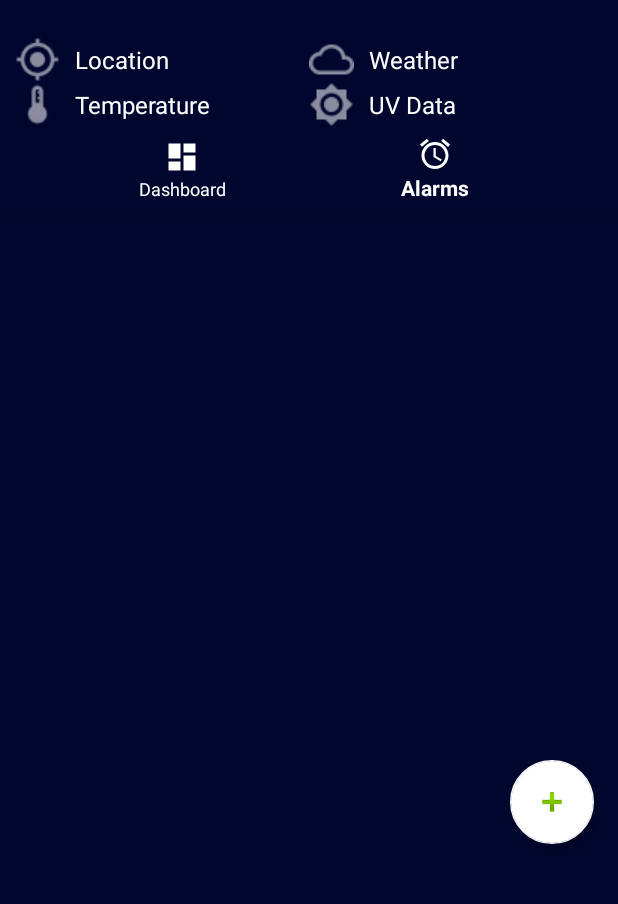
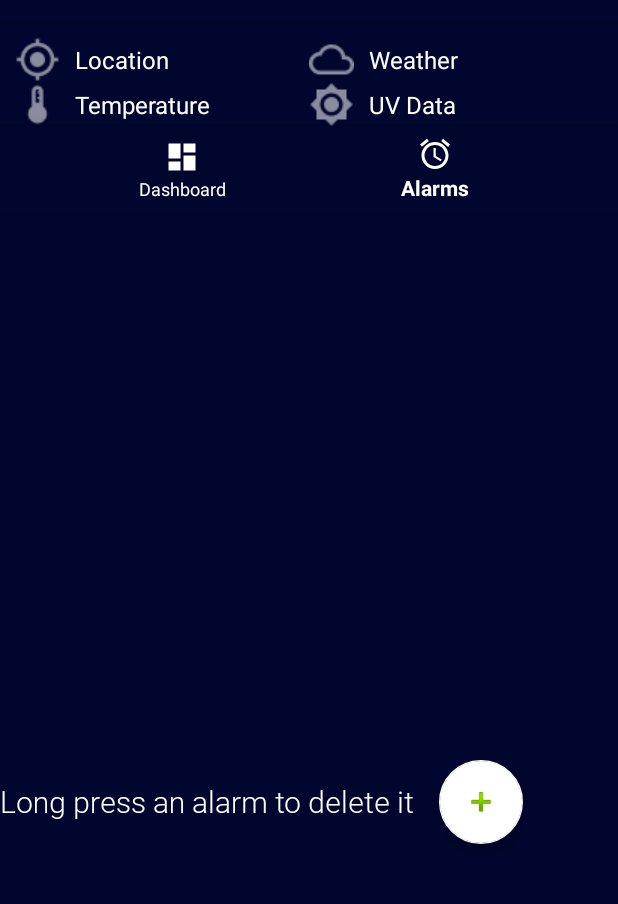
Before and after one commit to heitorado/Rainmember, an Android app: the screen it shows after launch (MainActivity), item 2 of the bottom bar chosen, on a phone screen of 412 x 824 dp, the part 62-966 px from its top. Run offline under Robolectric (Android 15) with nearby library versions, the phone set to English and light mode, and no system bars; libraries missing offline, so code that uses them is left out: org.jetbrains.anko; pictures from the network do not load; 6 statements that could not run were skipped.

Commit message:
Add delete alarm on long press feature

```diff
--- a/Rainmember/app/src/main/java/br/ufpe/cin/android/rainmember/alarm/AlarmAdapter.kt
+++ b/Rainmember/app/src/main/java/br/ufpe/cin/android/rainmember/alarm/AlarmAdapter.kt
@@ -13,8 +13,9 @@ import br.ufpe.cin.android.rainmember.br.ufpe.cin.android.rainmember.data.Alarm
 import br.ufpe.cin.android.rainmember.br.ufpe.cin.android.rainmember.data.room.AlarmDB
 import kotlinx.android.synthetic.main.item_alarm.view.*
 import org.jetbrains.anko.doAsync
+import org.jetbrains.anko.uiThread
 
-class AlarmAdapter (private val items: List<Alarm>, private val c: Context): RecyclerView.Adapter<AlarmAdapter.ViewHolder>() {
+class AlarmAdapter (private val items: ArrayList<Alarm>, private val c: Context): RecyclerView.Adapter<AlarmAdapter.ViewHolder>() {
 
     companion object {
         const val TAG = "AlarmAdapter"
@@ -35,6 +36,28 @@ class AlarmAdapter (private val items: List<Alarm>, private val c: Context): Rec
         holder.alarm_time?.text = i.alarmTime
         holder.alarm_days?.text = i.alarmDays()
         holder.alarm_toggle.isChecked = i.active
+
+        // Here we set the listener for long-pressing the alarm, removing it from the DB.
+        holder.itemView.alarm_edit.setOnLongClickListener {
+            doAsync {
+                val db = AlarmDB.getDatabase(c.applicationContext)
+
+                val alarmToDelete = db.alarmDAO().getAlarm(i.alarmTime)
+
+                if(alarmToDelete != null) {
+                    db.alarmDAO().destroyAlarm(alarmToDelete)
+                    updateAlarmManager(alarmToDelete)
+                }
+
+                uiThread {
+                    items.removeAt(position)
+                    it.notifyItemRemoved(position)
+                    it.notifyItemRangeChanged(position, itemCount)
+                }
+            }
+
+            true
+        }
 
         // Here we set the alarm as active or inactive, updating in the db.
         holder.itemView.toggle_alarm_on.setOnClickListener {
@@ -58,10 +81,21 @@ class AlarmAdapter (private val items: List<Alarm>, private val c: Context): Rec
                         items[ind].active = switchStatus
                     }
 
+                    updateAlarmManager(updatedAlarm)
+
+                    uiThread {
+                        it.notifyDataSetChanged()
+                    }
+                }
+            }
+        }
+    }
+
+    private fun updateAlarmManager(alarm : Alarm) {
         // Set or cancel the AlarmManager for this alarm
-                    var alarmConfig = AlarmLogic(context = it.context, alarm = updatedAlarm)
-                    val alarmDays = updatedAlarm.weekDaysArray()
-                    if (updatedAlarm.active) {
+        var alarmConfig = AlarmLogic(context = c.applicationContext, alarm = alarm)
+        val alarmDays = alarm.weekDaysArray()
+        if (alarm.active) {
             for( i in 0 until alarmDays.size){
                 alarmConfig.setAlarm(alarmDays[i])
             }
@@ -72,9 +106,6 @@ class AlarmAdapter (private val items: List<Alarm>, private val c: Context): Rec
             }
         }
     }
-            }
-        }
-    }
 
     class ViewHolder (item : View) : RecyclerView.ViewHolder(item) {
         val alarm_time = item.alarm_time_text
--- a/Rainmember/app/src/main/res/layout/fragment_alarms.xml
+++ b/Rainmember/app/src/main/res/layout/fragment_alarms.xml
@@ -14,6 +14,21 @@
 
     </androidx.recyclerview.widget.RecyclerView>
 
+    <LinearLayout
+        android:layout_width="match_parent"
+        android:layout_height="match_parent"
+        android:orientation="horizontal">
+
+        <TextView
+            android:id="@+id/alarm_explanation"
+            android:layout_width="wrap_content"
+            android:layout_height="match_parent"
+            android:gravity="center_vertical"
+            android:text="@string/alarm_explanation_text"
+            android:textColor="#FFFFFF"
+            android:textSize="@dimen/text_size"
+            app:fontFamily="@font/roboto_light" />
+
         <com.google.android.material.floatingactionbutton.FloatingActionButton
             android:id="@+id/add_alarm"
             android:layout_width="wrap_content"
@@ -23,3 +38,5 @@
             android:contentDescription="@string/add_alarm_button_description"
             app:srcCompat="@android:drawable/ic_input_add" />
     </LinearLayout>
+
+</LinearLayout>
--- a/Rainmember/app/src/main/res/values/strings.xml
+++ b/Rainmember/app/src/main/res/values/strings.xml
@@ -129,4 +129,7 @@
     <string name="sunday_checkbox_description">Sunday checkbox</string>
     <string name="create_alarm_button_description">Create alarm button</string>
     <string name="umbrella_image_description">Umbrella image</string>
+
+    <!-- Other -->
+    <string name="alarm_explanation_text">Long press an alarm to delete it</string>
 </resources>
```
Lines whose indentation alone changed are shown as unchanged.
